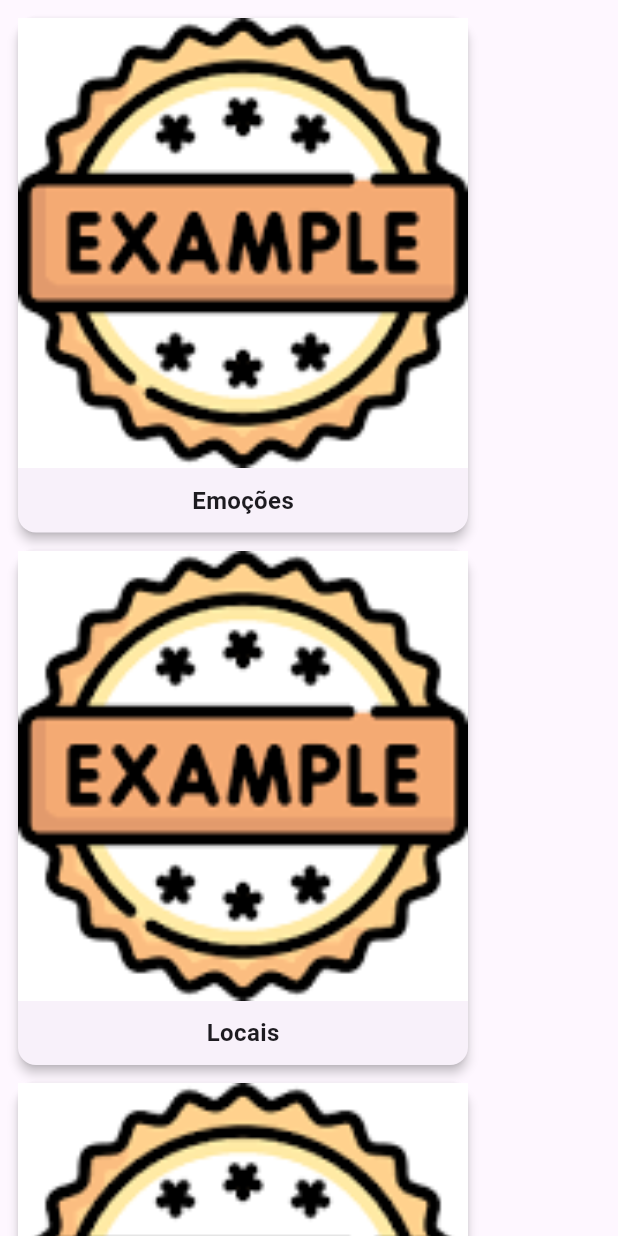
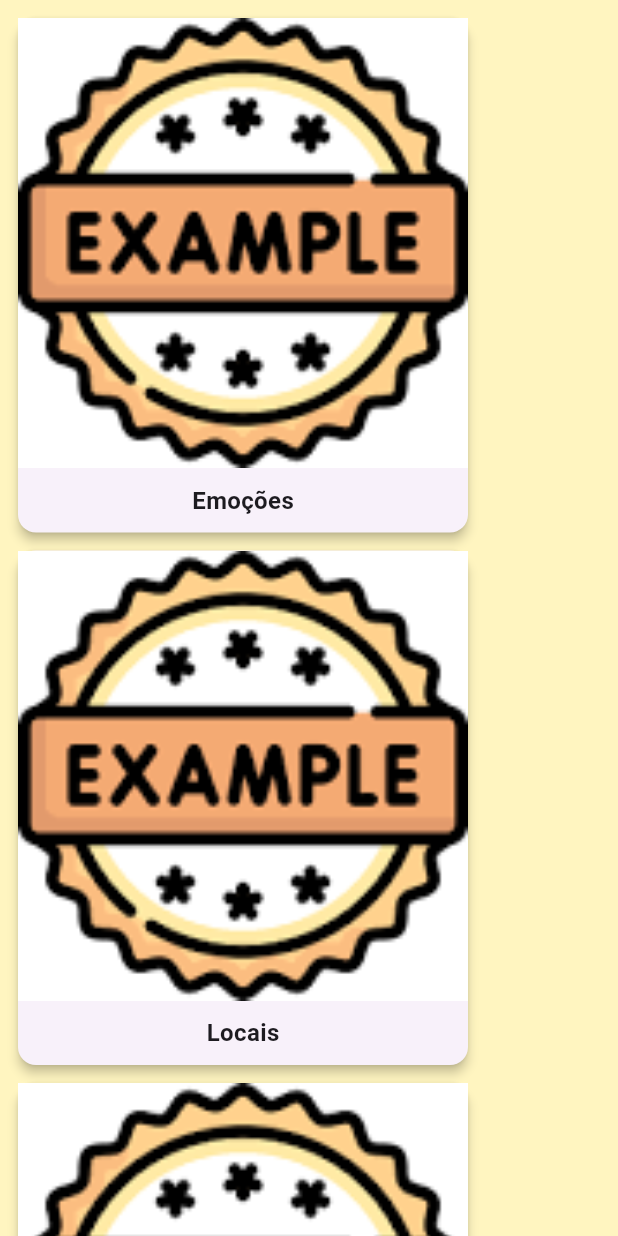
Before and after one commit to Zanarddi/PI-6-semestre-FATEC, a Flutter app: the CategoryWrapper widget shown alone on an empty page, opened directly, on a phone screen of 412 x 824 dp. Run offline on Flutter 3.47's test engine with Material 2 defaults, Android fonts, the phone set to English and light mode, and no system bars; drawn by our look-alikes of reorderables; our stand-ins replace sqflite, sqflite_common_ffi; accounts and stored records are empty.

Commit message:
New works

```diff
--- a/lib/helpers/DataBaseHelper.dart
+++ b/lib/helpers/DataBaseHelper.dart
@@ -4,13 +4,19 @@ import 'package:sqflite/sqflite.dart';
 import 'package:path/path.dart' as path;
 
 class DataBaseHelper {
-  late Database _database;
+  DataBaseHelper._privateConstructor();
+  static final DataBaseHelper instance = DataBaseHelper._privateConstructor();
 
-  Future<void> initializeDataBase() async {
+  static Database? _database;
+
+  Future<Database> get database async =>
+      _database ??= await initializeDataBase();
+
+  Future<Database> initializeDataBase() async {
     final databasePath = await getDatabasesPath();
     final pathToDatabase = path.join(databasePath, 'database.db');
 
-    _database = await openDatabase(
+    return await openDatabase(
       pathToDatabase,
       version: 1,
       onCreate: (db, version) async {
@@ -28,9 +34,6 @@ class DataBaseHelper {
 
         final dataCategories = json.decode(jsonStringCategories);
         final dataCards = json.decode(jsonStringCards);
-
-        print(dataCategories);
-        print(dataCards);
 
         for (final category in dataCategories['categories']) {
           await db.insert(
@@ -61,6 +64,13 @@ class DataBaseHelper {
   }
 
   Future<List<Map<String, dynamic>>> getCategories() async {
-    return await _database.query('category');
+    Database db = await instance.database;
+    return await db.query('category');
+  }
+
+  Future<List<Map<String, dynamic>>> getCards(int categoryId) async {
+    Database db = await instance.database;
+    return await db
+        .query('card', where: "category IN (?)", whereArgs: [categoryId]);
   }
 }
--- a/lib/main.dart
+++ b/lib/main.dart
@@ -1,17 +1,15 @@
 import 'package:flutter/material.dart';
-import 'package:pi_6_semestre/helpers/DataBaseHelper.dart';
 import 'package:sqflite_common_ffi/sqflite_ffi.dart';
 import 'package:pi_6_semestre/screens/CategoriesScreen.dart';
 import 'package:pi_6_semestre/screens/CardsScreen.dart';
 
-final dbHelper = DataBaseHelper();
 void main() async {
   WidgetsFlutterBinding.ensureInitialized();
 
   sqfliteFfiInit();
   databaseFactory = databaseFactoryFfi;
 
-  await dbHelper.initializeDataBase();
+  // await dbHelper.initializeDataBase();
 
   runApp(const MyApp());
 }
@@ -40,6 +38,7 @@
         //
         // This works for code too, not just values: Most code changes can be
         // tested with just a hot reload.
+        scaffoldBackgroundColor: Color.fromARGB(255, 255, 245, 192),
         colorScheme: ColorScheme.fromSeed(seedColor: Colors.deepPurple),
         useMaterial3: true,
       ),
--- a/lib/widgets/CardCategory.dart
+++ b/lib/widgets/CardCategory.dart
@@ -22,7 +22,9 @@ class CardCategory extends StatelessWidget {
 
   @override
   Widget build(BuildContext context) {
-    return Card(
+    return GestureDetector(
+        onTap: () => {print("Clicou na categoria ${_categoria.title}")},
+        child: Card(
           elevation: 3, // Sombra do card
           child: Column(
             children: <Widget>[
@@ -30,7 +32,8 @@ class CardCategory extends StatelessWidget {
                 // "assets/images/category/${_categoria.imagePath}.png",
                 defaultPath,
                 fit: BoxFit.cover, // Ajustar a imagem dentro do card
-            height: 300, // Altura da imagem
+                height: 300,
+                width: 300, // Altura da imagem
               ),
               Padding(
                 padding: const EdgeInsets.all(10.0), // Espaçamento interno
@@ -44,6 +47,6 @@ class CardCategory extends StatelessWidget {
               ),
             ],
           ),
-    );
+        ));
   }
 }
--- a/lib/widgets/CategoryWrapper.dart
+++ b/lib/widgets/CategoryWrapper.dart
@@ -1,4 +1,5 @@
 import 'package:flutter/material.dart';
+import 'package:pi_6_semestre/helpers/DataBaseHelper.dart';
 import 'package:pi_6_semestre/main.dart';
 import 'package:pi_6_semestre/models/CategoryModel.dart';
 import 'package:pi_6_semestre/widgets/CardCategory.dart';
@@ -22,27 +23,11 @@ class _CategoryWrapperState extends State<CategoryWrapper> {
     super.initState();
     _loadCategories();
     _tiles;
-    // _tiles = <Widget>[
-    //   CardCategory(CategoryModel(
-    //       1, 'example1', 'assets/images/category/example.png', 0)),
-    //   CardCategory(CategoryModel(
-    //       2, 'example2', 'assets/images/category/example.png', 0)),
-    //   CardCategory(CategoryModel(
-    //       3, 'example3', 'assets/images/category/example.png', 0)),
-    //   CardCategory(CategoryModel(
-    //       4, 'example4', 'assets/images/category/example.png', 0)),
-    //   CardCategory(CategoryModel(
-    //       5, 'example5', 'assets/images/category/example.png', 0)),
-    // ];
   }
 
   Future<void> _loadCategories() async {
-    categories = await dbHelper.getCategories();
+    categories = await DataBaseHelper.instance.getCategories();
     setState(() {
-      print(categories);
-      for (var category in categories) {
-        print(category['id']);
-      }
       categories = categories
           .map((category) => CategoryModel(category['indx'], category['title'],
               category['imagePath'], category['parent']))
```
Also changed, not shown: lib/screens/CategoriesScreen.dart (+6 -5 lines). Lines whose indentation alone changed are shown as unchanged.
